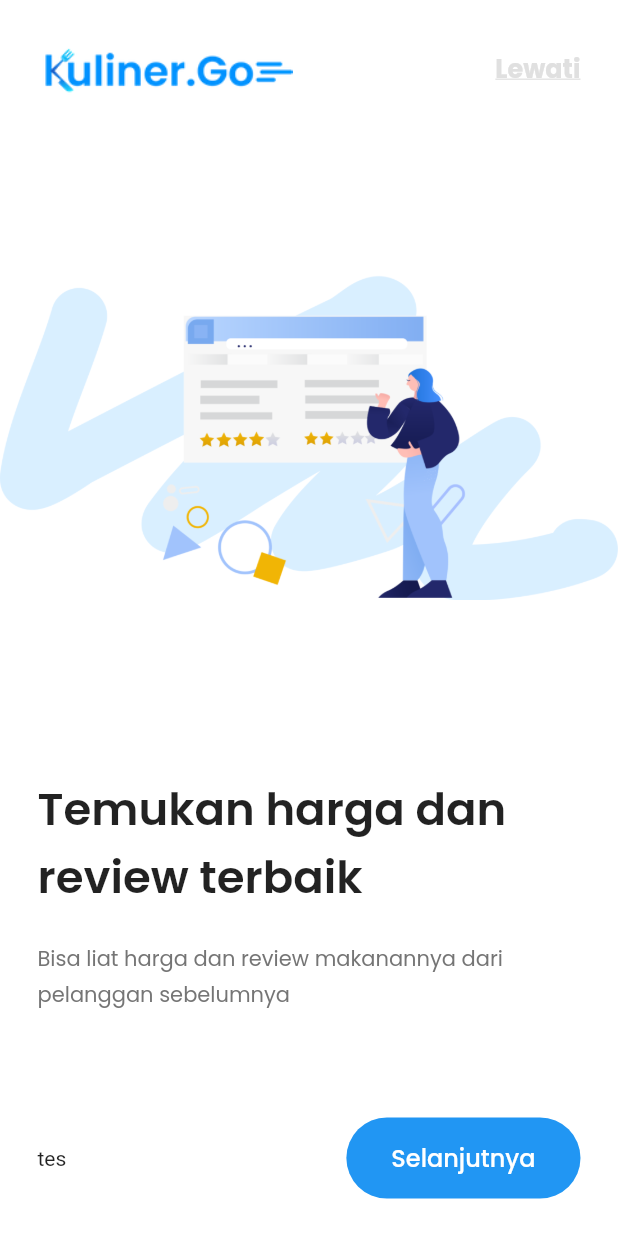
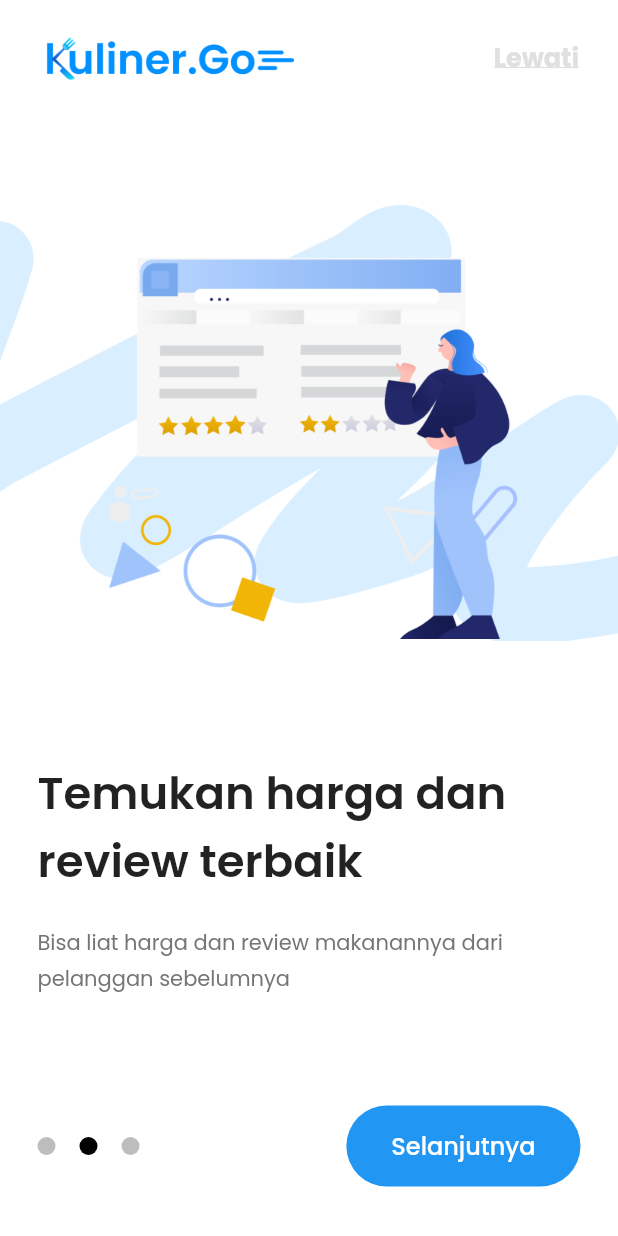
Before and after one commit to fitrahidayaat/Kuliner_GO, a Flutter app: the screen it shows after launch, after a tap on "Selanjutnya", on a phone screen of 412 x 824 dp. Run offline on Flutter 3.47's test engine with Material 2 defaults, Android fonts, the phone set to English and light mode, and no system bars; drawn by our look-alikes of smooth_page_indicator; our stand-ins replace google_fonts; missing offline and left inert: onboarding.

Commit message:
onboard update three dots and animation

```diff
--- a/lib/main.dart
+++ b/lib/main.dart
@@ -1,5 +1,6 @@
 import 'package:flutter/material.dart';
 import 'package:kuliner_go/pages/onboard.dart';
+
 void main() => runApp(MaterialApp(
   initialRoute: '/',
   routes: {
--- a/lib/pages/onboard.dart
+++ b/lib/pages/onboard.dart
@@ -1,9 +1,10 @@
 import 'dart:ui';
 import 'package:google_fonts/google_fonts.dart';
 import 'package:flutter/cupertino.dart';
+import 'package:onboarding/onboarding.dart';
 import 'package:flutter/material.dart';
 import 'package:flutter/widgets.dart';
-// import 'package:dots_indicator/dots_indicator.dart';
+import 'package:smooth_page_indicator/smooth_page_indicator.dart';
 
 class Onboard extends StatefulWidget {
   const Onboard({Key? key}) : super(key: key);
@@ -13,22 +14,26 @@ class Onboard extends StatefulWidget {
 }
 
 class _TutorialState extends State<Onboard> {
-  List<String> listImg = ["Onboard1.png", "Onboard2.png", "Onboard3.png"];
-  List<String> listHeader = ["Pilih Restoran Favoritmu","Temukan harga dan review terbaik", "Reservasi tempat dan pesan makanan"];
-  List<String> listSubheader = ["Bingung mau makan dimana? Kuliner.Go nyediain banyak restoran", "Bisa liat harga dan review makanannya dari pelanggan sebelumnya", "Ga perlu datang ke restoran buat reservasi tempat dan pesan makanannya"];
   List<String> listButton = ["Selanjutnya", "Selanjutnya", "Mari Jelajahi!"];
   int counter = 0;
+  final controller = PageController();
+
+  @override
+  void dispose(){
+    controller.dispose();
+    super.dispose();
+  }
+
+
   @override
   Widget build(BuildContext context) {
     return Scaffold(
       backgroundColor: Colors.white,
-      body: SafeArea(
-        child: Column(
-          crossAxisAlignment: CrossAxisAlignment.start,
-          mainAxisAlignment: MainAxisAlignment.spaceBetween,
-          children: <Widget>[
-            Padding(
-              padding: const EdgeInsets.all(25.0),
+      appBar: AppBar(
+        backgroundColor: Colors.white,
+        elevation: 0,
+        title: Padding(
+          padding: const EdgeInsets.fromLTRB(10.0,30.0, 10.0, 10.0),
           child: Row(
             mainAxisAlignment: MainAxisAlignment.spaceBetween,
             children: <Widget>[
@@ -50,15 +55,31 @@ class _TutorialState extends State<Onboard> {
             ],
           ),
         ),
+      ),
+      body: Container(
+        padding: const EdgeInsets.fromLTRB(0,40.0,0,120.0),
+        child: PageView(
+          controller: controller,
+          onPageChanged: (index){
+            setState(() {
+              counter = index;
+            });
+          },
+          children: [
+            Column(
+              crossAxisAlignment: CrossAxisAlignment.start,
+              mainAxisAlignment: MainAxisAlignment.spaceAround,
+              children: <Widget>[
                 Image.asset(
-              "assets/" + listImg[counter],
+                  "assets/Onboard1.png",
+                  fit: BoxFit.cover,
                 ),
                 Padding(
-              padding: const EdgeInsets.all(25.0),
+                    padding: const EdgeInsets.fromLTRB(25.0, 0, 25.0, 0),
                     child: Column(
                       children: <Widget>[
                         Text(
-                    listHeader[counter],
+                            "Pilih Restoran Favoritmu",
                             style: GoogleFonts.poppins(
                               textStyle: TextStyle(
                                 fontSize: 30,
@@ -68,7 +89,7 @@ class _TutorialState extends State<Onboard> {
                         ),
                         SizedBox(height: 20.0,),
                         Text(
-                    listSubheader[counter],
+                            "Bingung mau makan dimana? Kuliner.Go nyediain banyak restoran",
                             style: GoogleFonts.poppins(
                               textStyle: TextStyle(
                                 height: 1.7,
@@ -76,24 +97,116 @@ class _TutorialState extends State<Onboard> {
                               ),
                             )
                         ),
-                  SizedBox(height: 70.0,),
-                  Row(
+                      ],
+                    )
+                ),
+              ],
+            ),
+            Column(
+              crossAxisAlignment: CrossAxisAlignment.start,
+              mainAxisAlignment: MainAxisAlignment.spaceAround,
+              children: <Widget>[
+                Image.asset(
+                  "assets/Onboard2.png",
+                ),
+                Padding(
+                    padding: const EdgeInsets.fromLTRB(25.0, 0, 25.0, 0),
+                    child: Column(
+                      children: <Widget>[
+                        Text(
+                            "Temukan harga dan review terbaik",
+                            style: GoogleFonts.poppins(
+                              textStyle: TextStyle(
+                                fontSize: 30,
+                                fontWeight: FontWeight.values[5],
+                              ),
+                            )
+                        ),
+                        SizedBox(height: 20.0,),
+                        Text(
+                            "Bisa liat harga dan review makanannya dari pelanggan sebelumnya",
+                            style: GoogleFonts.poppins(
+                              textStyle: TextStyle(
+                                height: 1.7,
+                                color: Colors.grey[600],
+                              ),
+                            )
+                        ),
+
+                      ],
+                    )
+                ),
+              ],
+            ),
+            Column(
+              crossAxisAlignment: CrossAxisAlignment.start,
+              mainAxisAlignment: MainAxisAlignment.spaceAround,
+              children: <Widget>[
+                Image.asset(
+                  "assets/Onboard3.png",
+                ),
+                Padding(
+                    padding: const EdgeInsets.fromLTRB(25.0, 0, 25.0, 0),
+                    child: Column(
+                      children: <Widget>[
+                        Text(
+                            "Reservasi tempat dan pesan makanan",
+                            style: GoogleFonts.poppins(
+                              textStyle: TextStyle(
+                                fontSize: 30,
+                                fontWeight: FontWeight.values[5],
+                              ),
+                            )
+                        ),
+                        SizedBox(height: 20.0,),
+                        Text(
+                            "Ga perlu datang ke restoran buat reservasi tempat dan pesan makanannya",
+                            style: GoogleFonts.poppins(
+                              textStyle: TextStyle(
+                                height: 1.7,
+                                color: Colors.grey[600],
+                              ),
+                            )
+                        ),
+
+                      ],
+                    )
+                ),
+              ],
+            ),
+          ],
+        ),
+      ),
+
+      bottomSheet: Container(
+        padding: const EdgeInsets.symmetric(horizontal: 25.0),
+        height: 120.0,
+        decoration: BoxDecoration(color: Colors.white),
+        child: Row(
           mainAxisAlignment: MainAxisAlignment.spaceBetween,
           children: <Widget>[
-                      Text(
-                        "tes",
+            SmoothPageIndicator(
+              controller: controller,
+              count: 3,
+              effect: WormEffect(
+                spacing: 16,
+                dotColor: Colors.black26,
+                activeDotColor: Colors.black,
+                dotHeight: 12.0,
+                dotWidth: 12.0,
+              ),
+              onDotClicked: (index) {
+                setState(() {
+                  counter = index;
+                });
+                controller.animateToPage(
+                  index,
+                  duration: const Duration(milliseconds: 500),
+                  curve: Curves.easeInOut,
+                );
+              }
             ),
             TextButton(
-                        // style: ButtonStyle(
-                        //   shape: MaterialStateProperty.all<RoundedRectangleBorder>(
-                        //       RoundedRectangleBorder(
-                        //           borderRadius: BorderRadius.circular(18.0),
-                        //           side: BorderSide(color: Colors.red)
-                        //       )
-                        //   ),
-                        //   backgroundColor: MaterialStateProperty.all<Color>(Colors.blue),
-                        //   foregroundColor: MaterialStateProperty.all<Color>(Colors.white),
-                        // ),
               style: TextButton.styleFrom(
                   backgroundColor: Colors.blue,
                   padding: EdgeInsets.fromLTRB(30.0, 15.0, 30.0, 15.0),
@@ -105,8 +218,14 @@ class _TutorialState extends State<Onboard> {
 
               onPressed: () {
                 setState(() {
+                  if (counter < 2){
                     counter += 1;
+                  }
                 });
+                controller.nextPage(
+                  duration: const Duration(milliseconds: 500),
+                  curve: Curves.easeInOut,
+                );
               },
               child: Text(
                   listButton[counter],
@@ -120,11 +239,6 @@ class _TutorialState extends State<Onboard> {
             ),
           ],
         ),
-                ],
-              )
-            ),
-          ],
-        ),
       ),
     );
   }
```
Also changed, not shown: pubspec.yaml (+6 -4 lines), assets/Logo.png, assets/Logo_kecil.png (added), assets/Logogede.png (deleted), assets/Onboard1.png, assets/Onboard1_old.png (added), assets/Onboard2.png, assets/Onboard2_old.png (added), assets/Onboard3.png, assets/Onboard3_old.png (added), pubspec.lock. Lines whose indentation alone changed are shown as unchanged.
